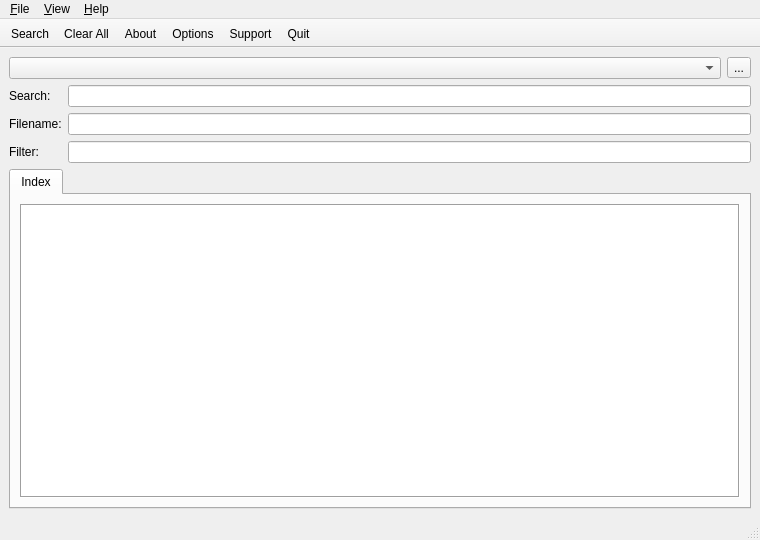
Before: the Qt Designer form search/main.ui in QtPlay/coastal-qt, drawn with Qt 5.
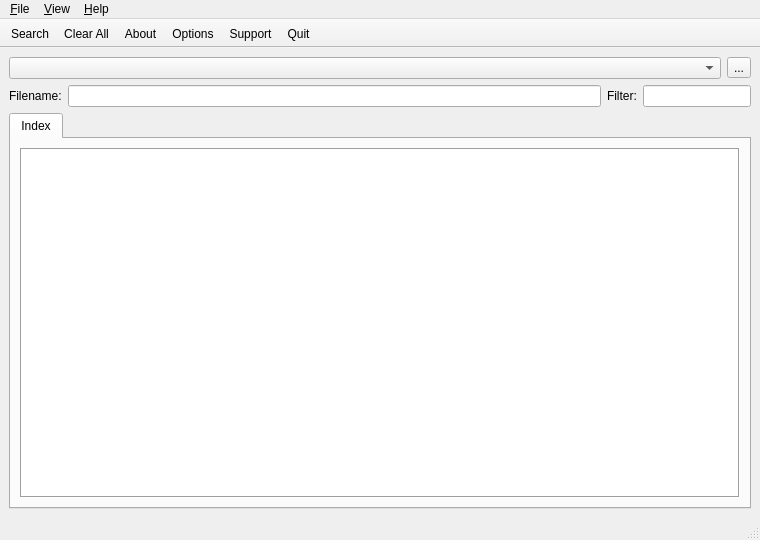
After: the same form once the commit is applied. Icons and pictures are not drawn.

Diff of the .ui file:
```diff
--- a/search/main.ui
+++ b/search/main.ui
@@ -64,36 +64,33 @@
       </item>
       <item>
        <layout class="QGridLayout" name="gridLayout">
-        <item row="1" column="1">
+        <item row="0" column="3">
+         <widget class="QLabel" name="label_3">
+          <property name="text">
+           <string>Filter:</string>
+          </property>
+         </widget>
+        </item>
+        <item row="0" column="1">
          <widget class="QLabel" name="label">
           <property name="text">
            <string>Filename:</string>
           </property>
          </widget>
         </item>
-        <item row="0" column="1">
-         <widget class="QLabel" name="label_2">
-          <property name="text">
-           <string>Search:</string>
-          </property>
-         </widget>
-        </item>
         <item row="0" column="2">
-         <widget class="QLineEdit" name="searchText"/>
-        </item>
-        <item row="1" column="2">
          <widget class="QLineEdit" name="searchName"/>
         </item>
-        <item row="2" column="1">
-         <widget class="QLabel" name="label_3">
-          <property name="text">
-           <string>Filter:</string>
+        <item row="0" column="4">
+         <widget class="QLineEdit" name="filterTypes">
+          <property name="sizePolicy">
+           <sizepolicy hsizetype="Preferred" vsizetype="Fixed">
+            <horstretch>0</horstretch>
+            <verstretch>0</verstretch>
+           </sizepolicy>
           </property>
          </widget>
         </item>
-        <item row="2" column="2">
-         <widget class="QLineEdit" name="filterTypes"/>
-        </item>
        </layout>
       </item>
       <item>
```
Left out of the diff: 2 changed lines with no effect on the pictures.
